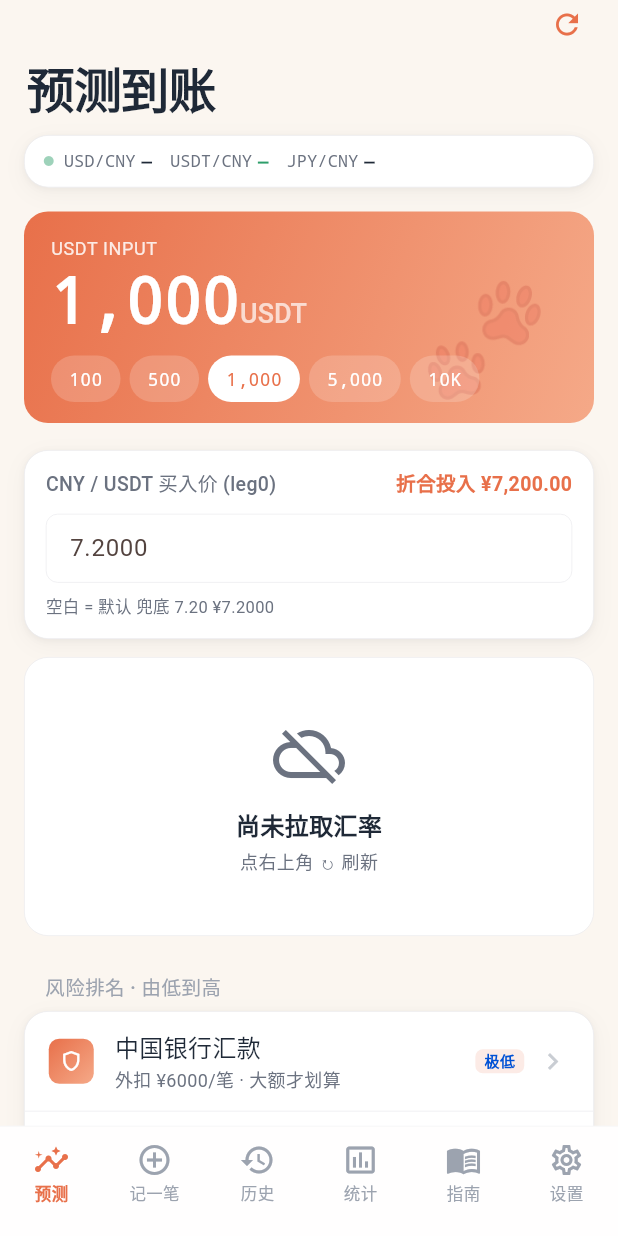
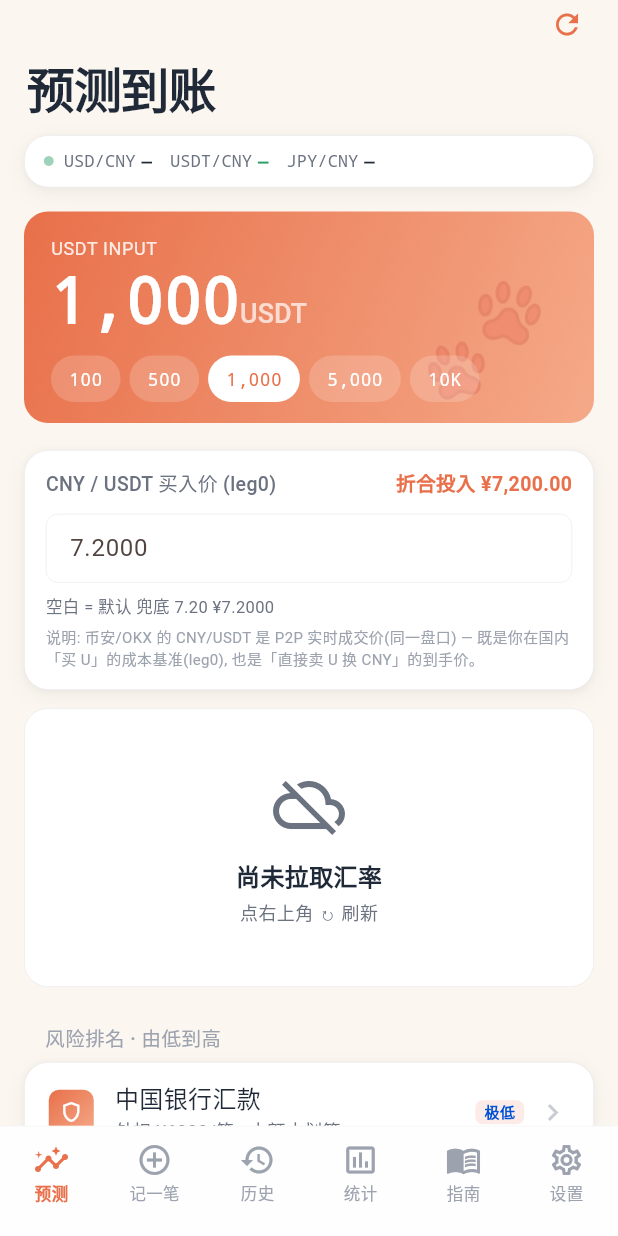
Before and after one commit to kary2999/purr-swap, a Flutter app: the screen it shows after launch, on a phone screen of 412 x 824 dp. Run offline on Flutter 3.47's test engine with Material 3 defaults, Android fonts, the phone set to English and light mode, and no system bars; our stand-ins replace fl_chart, shared_preferences, url_launcher_web; missing offline and left inert: shared_preferences_web; network calls fail; Roboto replaces fonts that are missing (PingFang SC).

Commit message:
feat(forecast): 删除 7Bank + JRF 估算下调到熊猫之下 + 币安/OKX 法币汇率说明
按用户实测反馈:
- 删除 7Bank(JPY) 渠道(不靠谱), 同步清理 forecast case / 设置页数据源。
- JRF Wallet: 无公开 API, 实测到手明显低于熊猫和 Wise →
  forecast 把其 JPY/CNY 锚定在熊猫牌价 ×0.99(无熊猫数据时 Wise mid−2.5%),
  markupPct 0.3%→2.5%。验证: 排名落在熊猫/Wise 之下。
- 预测页买入价卡新增说明: 币安/OKX 的 CNY/USDT 是 P2P 实时成交价(同一盘口),
  既是买 U 成本基准(leg0)也是卖 U 到手价。
版本 → 0.3.9。

Co-Authored-By: Claude Opus 4.8 (1M context) <noreply@anthropic.com>

```diff
--- a/lib/models/exchange_record.dart
+++ b/lib/models/exchange_record.dart
@@ -255,22 +255,7 @@ const kChannels = <ChannelMeta>[
           'https://www.pandaremit.com/en/jpn/send-money-to-china'),
     ],
   ),
-  ChannelMeta(
-    '7Bank(JPY)',
-    twoHop: true,
-    jpyQuotaControlled: true,
-    platformFeeJpy: 2000,
-    atmFeeJpy: 165,
-    jpyCnyRateSource: 'Seven Bank',
-    feeKind: FeeKind.external,
-    downloadUrl: 'https://www.sevenbank.co.jp/personal/oversea/',
-    tagline: '外扣 ¥2000/笔(固定) · 便利店 ATM 直发',
-    risk: RiskLevel.low,
-    riskNote: '由 Seven Bank(日本上市行,JFSA 持牌)运营。'
-        '便利店 ATM 直发,操作便利但单笔费用高于熊猫(2000 vs 800)。'
-        '小额不划算,大额体验最便捷。收款方建议微信/支付宝。',
-    riskRefs: [],
-  ),
+  // 7Bank(JPY) 已移除 — 不靠谱, 不再展示。
   ChannelMeta(
     'Wise(JPY)',
     twoHop: true,
@@ -313,17 +298,18 @@ const kChannels = <ChannelMeta>[
     'JRF Wallet',
     twoHop: true,
     jpyQuotaControlled: true,
-    // JRF 无公开 API → 估算: 约 1000 + 0.3% 点差 vs mid
+    // JRF 无公开 API → 估算。实测体感: 到手明显低于熊猫和 Wise,
+    // 所以 forecast 里把它的汇率锚定在熊猫牌价之下; 无熊猫数据时按 Wise mid − 2.5% 兜底。
     platformFeeJpy: 1000,
     atmFeeJpy: 165,
-    markupPct: 0.003,
+    markupPct: 0.025,
     feeKind: FeeKind.estimated,
     downloadUrl: 'https://www.jrf.co.jp/app/',
-    tagline: '估算 ¥1000 + 0.3% (无公开 API,数值参考)',
+    tagline: '估算 · 实测到手低于熊猫/Wise (无公开 API)',
     risk: RiskLevel.low,
     riskNote: '日本金融厅登录番号平台,正规合规。'
         '大额同样需要资金来源证明。收款建议微信/支付宝。'
-        '⚠️ 本 app 中 JRF 的 fee 是估算值,实际请以 JRF app 显示为准。',
+        '⚠️ 无公开 API,本 app 按"实测低于熊猫/Wise"做保守估算,实际请以 JRF app 显示为准。',
     riskRefs: [],
   ),
   ChannelMeta(
--- a/lib/pages/forecast_page.dart
+++ b/lib/pages/forecast_page.dart
@@ -538,6 +538,14 @@ class _ForecastPageState extends State<ForecastPage> {
               style: const TextStyle(fontSize: 11, color: IOS.gray),
             ),
           ),
+          const Padding(
+            padding: EdgeInsets.only(top: 4),
+            child: Text(
+              '说明: 币安/OKX 的 CNY/USDT 是 P2P 实时成交价(同一盘口) — '
+              '既是你在国内「买 U」的成本基准(leg0), 也是「直接卖 U 换 CNY」的到手价。',
+              style: TextStyle(fontSize: 10, color: IOS.textTertiary, height: 1.45),
+            ),
+          ),
         ],
       ),
     );
--- a/lib/pages/settings_page.dart
+++ b/lib/pages/settings_page.dart
@@ -185,7 +185,6 @@ class _SettingsPageState extends State<SettingsPage> {
       'Visa 官方': qs.any((q) => q.source == 'Visa'),
       '熊猫速汇 API': qs.any((q) => q.source == '熊猫速汇'),
       '中行(日本)': qs.any((q) => q.source.contains('中行')),
-      'Seven Bank': qs.any((q) => q.source.contains('Seven')),
     };
 
     return IOSSection(
--- a/lib/services/forecast.dart
+++ b/lib/services/forecast.dart
@@ -53,7 +53,6 @@ class ForecastService {
     final okx = q('OKX-C2C', 'USDT/CNY')?.mid;
     final pandaJpyCny = q('熊猫速汇', 'JPY/CNY')?.mid;
     final bocJpyCny = q('中行(日本)', 'JPY/CNY')?.mid;
-    final sevenBankJpyCny = q('Seven Bank', 'JPY/CNY')?.mid;
 
     final rows = <ForecastRow>[];
 
@@ -141,13 +140,6 @@ class ForecastService {
             leg2Measured = true;
             leg2FeeJpy = c.platformFeeJpy;
             break;
-          case 'Seven Bank':
-            leg2Rate = sevenBankJpyCny;
-            leg2Label = '7Bank 牌价';
-            leg2RateSource = '熊猫 API · 7Bank';
-            leg2Measured = true;
-            leg2FeeJpy = c.platformFeeJpy;
-            break;
           // === 无自家牌价 API ===
           default:
             if (c.name == 'Wise(JPY)' && wiseJpyCnyQ != null && wiseJpyCnyQ.isMeasured) {
@@ -166,6 +158,20 @@ class ForecastService {
               leg2Rate = wiseJpyCny != null ? wiseJpyCny * (1 - c.markupPct) : null;
               leg2Label = 'Wise mid − ${(c.markupPct * 100).toStringAsFixed(1)}% TTS';
               leg2RateSource = 'Wise mid · TTS 估算';
+              leg2Measured = false;
+            } else if (c.name == 'JRF Wallet') {
+              // JRF 无公开 API。实测到手明显低于熊猫和 Wise →
+              // 把汇率锚定在熊猫牌价之下(× 0.99); 无熊猫数据时 Wise mid − markup 兜底。
+              leg2FeeJpy = c.platformFeeJpy;
+              if (pandaJpyCny != null) {
+                leg2Rate = pandaJpyCny * 0.99;
+                leg2Label = '估算: 熊猫牌价 − 1%';
+              } else {
+                leg2Rate =
+                    wiseJpyCny != null ? wiseJpyCny * (1 - c.markupPct) : null;
+                leg2Label = 'Wise mid − ${(c.markupPct * 100).toStringAsFixed(1)}%';
+              }
+              leg2RateSource = '内置估算(实测低于熊猫/Wise)';
               leg2Measured = false;
             } else {
               // JRF (无 API) / Wise fallback / 其他
--- a/lib/version.dart
+++ b/lib/version.dart
@@ -1,3 +1,3 @@
 /// 当前 app 版本号。
 /// 由 scripts/release.sh 自动 sed 写入，不要手动改。
-const String kAppVersion = '0.3.8';
+const String kAppVersion = '0.3.9';
--- a/pubspec.yaml
+++ b/pubspec.yaml
@@ -1,7 +1,7 @@
 name: currency_exchange
 description: Purr Swap · 换金所 — USDT 多渠道比价 / 记账 / 风险提示
 publish_to: 'none'
-version: 0.3.8
+version: 0.3.9
 
 environment:
   sdk: ">=3.3.0 <4.0.0"
```
